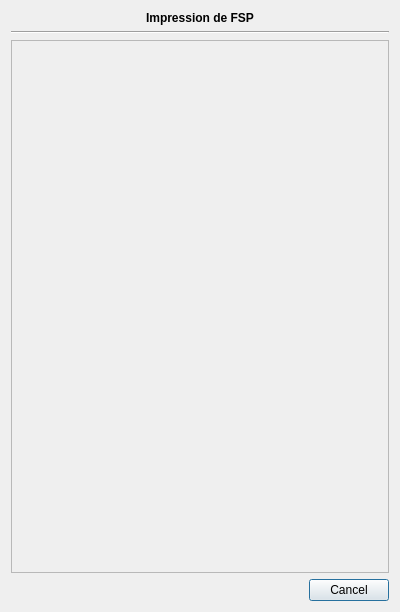
Old version of the form plugins/toolsplugin/fsp/fspprinterdialog.ui in the repository FreeHealth/freehealth.
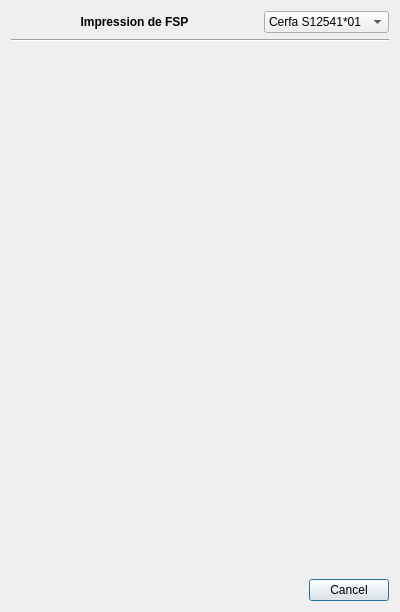
New version of the form.

```diff
--- a/plugins/toolsplugin/fsp/fspprinterdialog.ui
+++ b/plugins/toolsplugin/fsp/fspprinterdialog.ui
@@ -14,13 +14,6 @@
    <string>Dialog</string>
   </property>
   <layout class="QGridLayout" name="gridLayout">
-   <item row="1" column="0">
-    <widget class="Line" name="line">
-     <property name="orientation">
-      <enum>Qt::Horizontal</enum>
-     </property>
-    </widget>
-   </item>
    <item row="0" column="0">
     <widget class="QLabel" name="label">
      <property name="sizePolicy">
@@ -43,8 +36,38 @@
      </property>
     </widget>
    </item>
-   <item row="2" column="0">
+   <item row="0" column="1">
+    <widget class="QComboBox" name="cerfa">
+     <property name="sizePolicy">
+      <sizepolicy hsizetype="Fixed" vsizetype="Fixed">
+       <horstretch>0</horstretch>
+       <verstretch>0</verstretch>
+      </sizepolicy>
+     </property>
+     <item>
+      <property name="text">
+       <string>Cerfa S12541*01</string>
+      </property>
+     </item>
+     <item>
+      <property name="text">
+       <string>Cerfa S12541*02</string>
+      </property>
+     </item>
+    </widget>
+   </item>
+   <item row="1" column="0" colspan="2">
+    <widget class="Line" name="line">
+     <property name="orientation">
+      <enum>Qt::Horizontal</enum>
+     </property>
+    </widget>
+   </item>
+   <item row="2" column="0" colspan="2">
     <widget class="QScrollArea" name="scrollArea">
+     <property name="frameShape">
+      <enum>QFrame::NoFrame</enum>
+     </property>
      <property name="widgetResizable">
       <bool>true</bool>
      </property>
@@ -53,11 +76,14 @@
        <rect>
         <x>0</x>
         <y>0</y>
-        <width>374</width>
-        <height>505</height>
+        <width>376</width>
+        <height>503</height>
        </rect>
       </property>
       <layout class="QGridLayout" name="gridLayout_2">
+       <property name="margin">
+        <number>0</number>
+       </property>
        <item row="0" column="0">
         <layout class="QVBoxLayout" name="contentLayout"/>
        </item>
@@ -65,7 +91,7 @@
      </widget>
     </widget>
    </item>
-   <item row="3" column="0">
+   <item row="3" column="0" colspan="2">
     <widget class="QDialogButtonBox" name="buttonBox">
      <property name="orientation">
       <enum>Qt::Horizontal</enum>
```
